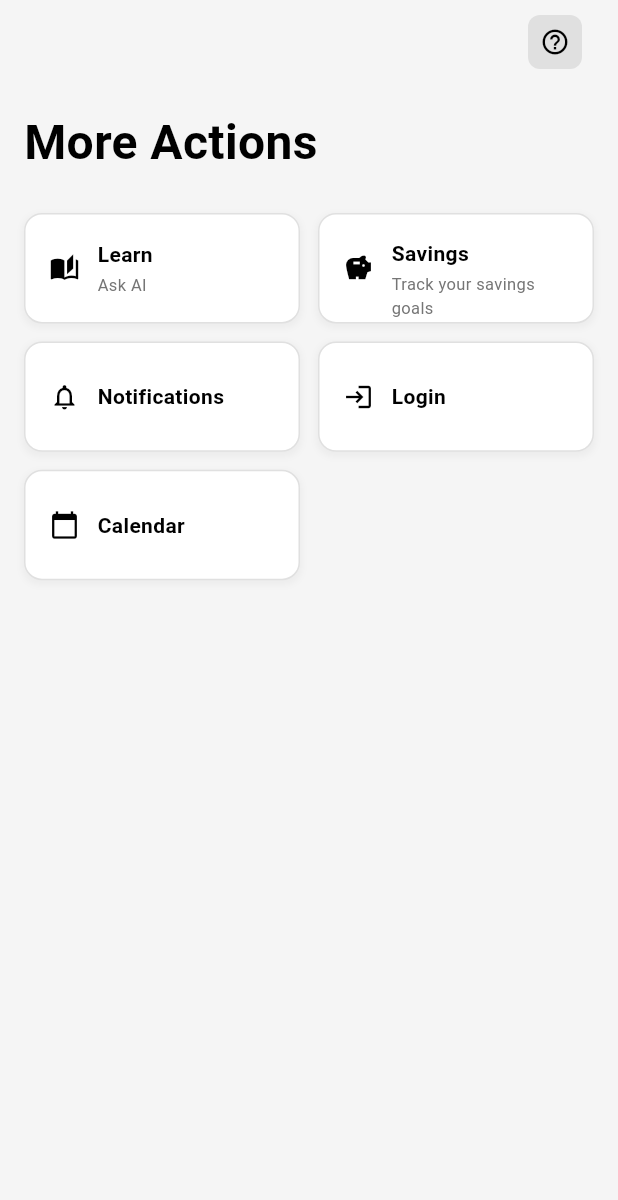
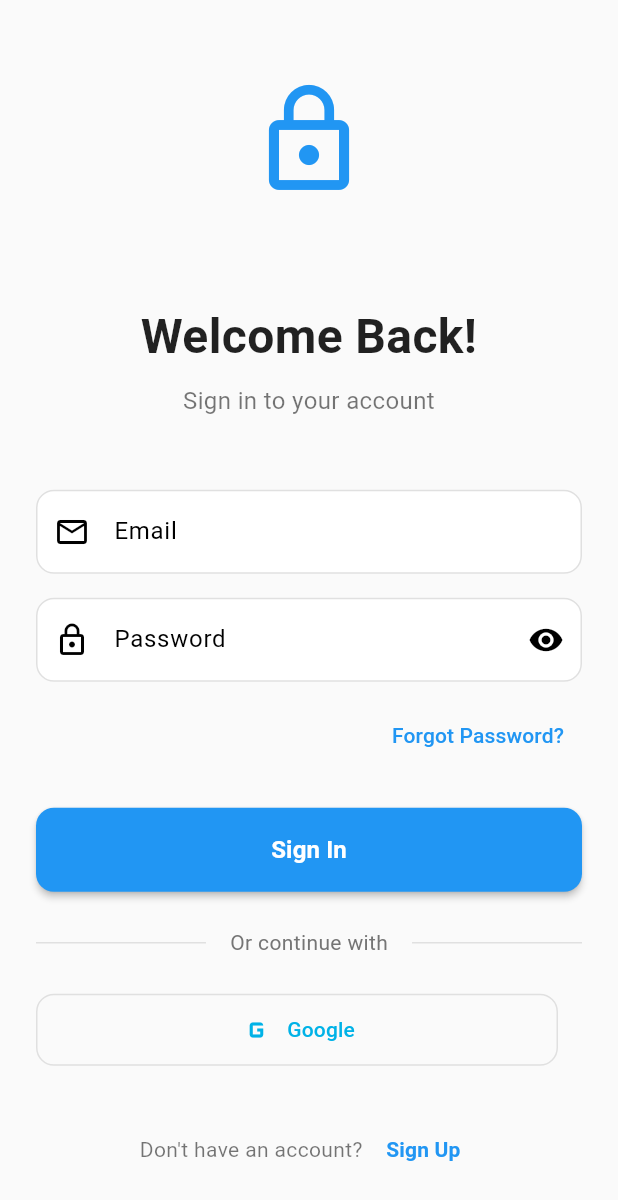
Before and after one commit to W-Nyaguthii/Finance_Tracker, a Flutter app: the MoreScreen screen opened directly, after a tap on "Login", on a phone screen of 412 x 824 dp. Shown: the top 1200 px of the screen. Run offline on Flutter 3.47's test engine with Material 3 defaults, Android fonts, the phone set to English and light mode, and no system bars; our stand-ins replace bloc, cloud_firestore, equatable, firebase_core, fl_chart, flutter_bloc and 4 more; missing offline and left inert: markdown; accounts and stored records are empty; statements that could not run were skipped.

Commit message:
Created the frontend for login page

```diff
--- /dev/null
+++ b/lib/screens/login/login.dart
@@ -0,0 +1,342 @@
+import 'package:flutter/material.dart';
+
+class LoginPage extends StatefulWidget {
+  const LoginPage({super.key});
+
+  @override
+  State<LoginPage> createState() => _LoginPageState();
+}
+
+class _LoginPageState extends State<LoginPage> {
+  final _formKey = GlobalKey<FormState>();
+  final _emailController = TextEditingController();
+  final _passwordController = TextEditingController();
+  bool _isObscured = true;
+  bool _isLoading = false;
+
+  @override
+  void dispose() {
+    _emailController.dispose();
+    _passwordController.dispose();
+    super.dispose();
+  }
+
+  Future<void> _handleLogin() async {
+    if (_formKey.currentState!.validate()) {
+      setState(() {
+        _isLoading = true;
+      });
+
+      // Simulate API call
+      await Future.delayed(const Duration(seconds: 2));
+
+      // Add your login logic here
+      // For example: await AuthService.login(_emailController.text, _passwordController.text);
+
+      setState(() {
+        _isLoading = false;
+      });
+
+      // Navigate to home page or show success message
+      if (mounted) {
+        ScaffoldMessenger.of(context).showSnackBar(
+          const SnackBar(
+            content: Text('Login successful!'),
+            backgroundColor: Colors.green,
+          ),
+        );
+      }
+    }
+  }
+
+  String? _validateEmail(String? value) {
+    if (value == null || value.isEmpty) {
+      return 'Please enter your email';
+    }
+    if (!RegExp(r'^[\w-\.]+@([\w-]+\.)+[\w-]{2,4}$').hasMatch(value)) {
+      return 'Please enter a valid email address';
+    }
+    return null;
+  }
+
+  String? _validatePassword(String? value) {
+    if (value == null || value.isEmpty) {
+      return 'Please enter your password';
+    }
+    if (value.length < 6) {
+      return 'Password must be at least 6 characters long';
+    }
+    return null;
+  }
+
+  @override
+  Widget build(BuildContext context) {
+    return Scaffold(
+      backgroundColor: Colors.grey[50],
+      body: SafeArea(
+        child: Center(
+          child: SingleChildScrollView(
+            padding: const EdgeInsets.all(24.0),
+            child: Form(
+              key: _formKey,
+              child: Column(
+                mainAxisAlignment: MainAxisAlignment.center,
+                crossAxisAlignment: CrossAxisAlignment.stretch,
+                children: [
+                  // Logo or App Name
+                  Container(
+                    height: 120,
+                    margin: const EdgeInsets.only(bottom: 48),
+                    child: const Icon(
+                      Icons.lock_outline,
+                      size: 80,
+                      color: Colors.blue,
+                    ),
+                  ),
+
+                  // Welcome Text
+                  const Text(
+                    'Welcome Back!',
+                    style: TextStyle(
+                      fontSize: 32,
+                      fontWeight: FontWeight.bold,
+                      color: Colors.black87,
+                    ),
+                    textAlign: TextAlign.center,
+                  ),
+                  const SizedBox(height: 8),
+                  const Text(
+                    'Sign in to your account',
+                    style: TextStyle(
+                      fontSize: 16,
+                      color: Colors.black54,
+                    ),
+                    textAlign: TextAlign.center,
+                  ),
+                  const SizedBox(height: 48),
+
+                  // Email Field
+                  TextFormField(
+                    controller: _emailController,
+                    keyboardType: TextInputType.emailAddress,
+                    validator: _validateEmail,
+                    decoration: InputDecoration(
+                      labelText: 'Email',
+                      hintText: 'Enter your email',
+                      prefixIcon: const Icon(Icons.email_outlined),
+                      border: OutlineInputBorder(
+                        borderRadius: BorderRadius.circular(12),
+                      ),
+                      enabledBorder: OutlineInputBorder(
+                        borderRadius: BorderRadius.circular(12),
+                        borderSide: BorderSide(color: Colors.grey[300]!),
+                      ),
+                      focusedBorder: OutlineInputBorder(
+                        borderRadius: BorderRadius.circular(12),
+                        borderSide: const BorderSide(color: Colors.blue),
+                      ),
+                      filled: true,
+                      fillColor: Colors.white,
+                    ),
+                  ),
+                  const SizedBox(height: 16),
+
+                  // Password Field
+                  TextFormField(
+                    controller: _passwordController,
+                    obscureText: _isObscured,
+                    validator: _validatePassword,
+                    decoration: InputDecoration(
+                      labelText: 'Password',
+                      hintText: 'Enter your password',
+                      prefixIcon: const Icon(Icons.lock_outline),
+                      suffixIcon: IconButton(
+                        icon: Icon(
+                          _isObscured ? Icons.visibility : Icons.visibility_off,
+                        ),
+                        onPressed: () {
+                          setState(() {
+                            _isObscured = !_isObscured;
+                          });
+                        },
+                      ),
+                      border: OutlineInputBorder(
+                        borderRadius: BorderRadius.circular(12),
+                      ),
+                      enabledBorder: OutlineInputBorder(
+                        borderRadius: BorderRadius.circular(12),
+                        borderSide: BorderSide(color: Colors.grey[300]!),
+                      ),
+                      focusedBorder: OutlineInputBorder(
+                        borderRadius: BorderRadius.circular(12),
+                        borderSide: const BorderSide(color: Colors.blue),
+                      ),
+                      filled: true,
+                      fillColor: Colors.white,
+                    ),
+                  ),
+                  const SizedBox(height: 12),
+
+                  // Forgot Password
+                  Align(
+                    alignment: Alignment.centerRight,
+                    child: TextButton(
+                      onPressed: () {
+                        // Navigate to forgot password page
+                        ScaffoldMessenger.of(context).showSnackBar(
+                          const SnackBar(
+                            content: Text('Forgot password functionality'),
+                          ),
+                        );
+                      },
+                      child: const Text(
+                        'Forgot Password?',
+                        style: TextStyle(
+                          color: Colors.blue,
+                          fontWeight: FontWeight.w500,
+                        ),
+                      ),
+                    ),
+                  ),
+                  const SizedBox(height: 24),
+
+                  // Login Button
+                  SizedBox(
+                    height: 56,
+                    child: ElevatedButton(
+                      onPressed: _isLoading ? null : _handleLogin,
+                      style: ElevatedButton.styleFrom(
+                        backgroundColor: Colors.blue,
+                        foregroundColor: Colors.white,
+                        elevation: 2,
+                        shape: RoundedRectangleBorder(
+                          borderRadius: BorderRadius.circular(12),
+                        ),
+                      ),
+                      child: _isLoading
+                          ? const SizedBox(
+                              width: 20,
+                              height: 20,
+                              child: CircularProgressIndicator(
+                                strokeWidth: 2,
+                                valueColor: AlwaysStoppedAnimation<Color>(
+                                  Colors.white,
+                                ),
+                              ),
+                            )
+                          : const Text(
+                              'Sign In',
+                              style: TextStyle(
+                                fontSize: 16,
+                                fontWeight: FontWeight.w600,
+                              ),
+                            ),
+                    ),
+                  ),
+                  const SizedBox(height: 24),
+
+                  // Divider
+                  Row(
+                    children: [
+                      Expanded(child: Divider(color: Colors.grey[300])),
+                      Padding(
+                        padding: const EdgeInsets.symmetric(horizontal: 16),
+                        child: Text(
+                          'Or continue with',
+                          style: TextStyle(
+                            color: Colors.grey[600],
+                            fontSize: 14,
+                          ),
+                        ),
+                      ),
+                      Expanded(child: Divider(color: Colors.grey[300])),
+                    ],
+                  ),
+                  const SizedBox(height: 24),
+
+                  // Social Login Buttons
+                  Row(
+                    children: [
+                      Expanded(
+                        child: OutlinedButton.icon(
+                          onPressed: () {
+                            // Add Google sign-in logic
+                            ScaffoldMessenger.of(context).showSnackBar(
+                              const SnackBar(
+                                content: Text('Google sign-in functionality'),
+                              ),
+                            );
+                          },
+                          style: OutlinedButton.styleFrom(
+                            padding: const EdgeInsets.symmetric(vertical: 12),
+                            shape: RoundedRectangleBorder(
+                              borderRadius: BorderRadius.circular(12),
+                            ),
+                            side: BorderSide(color: Colors.grey[300]!),
+                          ),
+                          icon: const Icon(Icons.g_mobiledata, size: 24),
+                          label: const Text('Google'),
+                        ),
+                      ),
+                      const SizedBox(width: 16),
+                      /*  Expanded(
+                        child: OutlinedButton.icon(
+                          onPressed: () {
+                            // Add Apple sign-in logic
+                            ScaffoldMessenger.of(context).showSnackBar(
+                              const SnackBar(
+                                content: Text('Apple sign-in functionality'),
+                              ),
+                            );
+                          },
+                          style: OutlinedButton.styleFrom(
+                            padding: const EdgeInsets.symmetric(vertical: 12),
+                            shape: RoundedRectangleBorder(
+                              borderRadius: BorderRadius.circular(12),
+                            ),
+                            side: BorderSide(color: Colors.grey[300]!),
+                          ),
+                          icon: const Icon(Icons.apple, size: 24),
+                          label: const Text('Apple'),
+                        ),
+                      ), */
+                    ],
+                  ),
+                  const SizedBox(height: 32),
+
+                  // Sign Up Link
+                  Row(
+                    mainAxisAlignment: MainAxisAlignment.center,
+                    children: [
+                      const Text(
+                        "Don't have an account? ",
+                        style: TextStyle(color: Colors.black54),
+                      ),
+                      TextButton(
+                        onPressed: () {
+                          // Navigate to sign up page
+                          ScaffoldMessenger.of(context).showSnackBar(
+                            const SnackBar(
+                              content: Text('Navigate to sign up page'),
+                            ),
+                          );
+                        },
+                        child: const Text(
+                          'Sign Up',
+                          style: TextStyle(
+                            color: Colors.blue,
+                            fontWeight: FontWeight.w600,
+                          ),
+                        ),
+                      ),
+                    ],
+                  ),
+                ],
+              ),
+            ),
+          ),
+        ),
+      ),
+    );
+  }
+}
--- a/lib/screens/more/views/more.dart
+++ b/lib/screens/more/views/more.dart
@@ -1,4 +1,5 @@
 import 'package:finance_tracker/screens/learn/learn.dart';
+import 'package:finance_tracker/screens/login/login.dart';
 import 'package:finance_tracker/screens/savings/views/savings.dart';
 import 'package:flutter/material.dart';
 
@@ -173,7 +174,9 @@ class MoreScreen extends StatelessWidget {
                       icon: Icons.login,
                       title: 'Login',
                       subtitle: '',
-                      onTap: () {}, // Placeholder for login action
+                      onTap: () {
+                        _navigateToScreen(context, const LoginPage());
+                      },
                     ),
                     _buildActionItem(
                       context: context,
```
